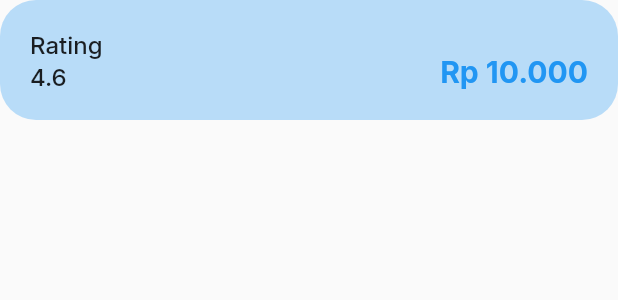
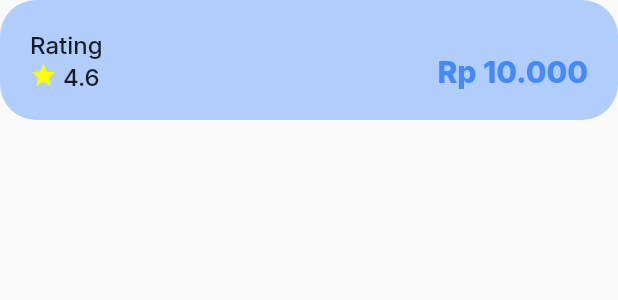
Before and after one commit to riyhs/jelajah-solo, a Flutter app: what cardDetailSection() shows on an empty page, opened directly with sample values from the repository, on a phone screen of 412 x 824 dp. Shown: the top 300 px of the screen. Run offline on Flutter 3.47's test engine with Material 2 defaults, Android fonts, the phone set to English and light mode, and no system bars; our stand-ins replace carousel_slider, draggable_home; missing offline and left inert: flutter_web_frame; network calls fail.

Commit message:
add star icon

```diff
--- a/lib/detail_screen.dart
+++ b/lib/detail_screen.dart
@@ -1,9 +1,8 @@
-import 'dart:ui';
-
 import 'package:draggable_home/draggable_home.dart';
 import 'package:flutter/material.dart';
 import 'package:tempat_wisata/source.dart';
 import 'package:carousel_slider/carousel_slider.dart';
+import 'package:flutter_web_frame/flutter_web_frame.dart';
 import 'package:url_launcher/url_launcher.dart';
 
 class DetailScreen extends StatelessWidget {
@@ -29,6 +28,8 @@ class DetailPage extends StatelessWidget {
 
   @override
   Widget build(BuildContext context) {
+    return FlutterWebFrame(
+      builder: (context) {
         return DraggableHome(
           title: const Text("Detail"),
           headerWidget: headerWidget(context, place),
@@ -42,6 +43,10 @@ class DetailPage extends StatelessWidget {
           fullyStretchable: false,
           backgroundColor: Colors.white,
           appBarColor: Colors.black,
+        );
+    },
+      maximumSize: const Size(400.0, 812.0),
+      backgroundColor: Colors.grey,
     );
   }
 }
@@ -109,7 +114,10 @@ Widget topDetailSection(TourismPlace place) {
             const SizedBox(height: 8,),
             Text(
               place.location,
-              style: const TextStyle(fontSize: 16),
+              style: const TextStyle(
+                fontSize: 16,
+                color: Colors.black54,
+              ),
             ),
           ],
         ),
@@ -128,7 +136,7 @@ Widget cardDetailSection(TourismPlace place) {
           decoration: BoxDecoration(
             boxShadow: [
               BoxShadow(
-                color: Colors.blue.withOpacity(0.30),
+                color: Colors.blueAccent.withOpacity(0.40),
               )
             ],
             borderRadius: BorderRadius.circular(24),
@@ -150,6 +158,15 @@ Widget cardDetailSection(TourismPlace place) {
                         ),
                       ),
                       const SizedBox(height: 2),
+                      Row(
+                        children: [
+                          const Icon(
+                            Icons.star,
+                            color: Colors.yellowAccent,
+                            size: 18.0,
+                            semanticLabel: 'Rating star',
+                          ),
+                          const SizedBox(width: 4,),
                           Text(
                             place.rating.toString(),
                             style: const TextStyle(
@@ -157,6 +174,8 @@ Widget cardDetailSection(TourismPlace place) {
                                 fontWeight: FontWeight.w500,
                                 color: Colors.black87
                             ),
+                          ),
+                        ],
                       ),
                     ],
                   ),
@@ -170,8 +189,8 @@ Widget cardDetailSection(TourismPlace place) {
                         place.ticketPrice,
                         style: const TextStyle(
                             fontSize: 20,
-                            fontWeight: FontWeight.bold,
-                            color: Colors.blue
+                            fontWeight: FontWeight.w800,
+                            color: Colors.blueAccent
                         ),
                       ),
                     ],
--- a/lib/source.dart
+++ b/lib/source.dart
@@ -128,9 +128,9 @@ var tourismPlaceList = [
     ticketPrice: '25.000',
     imageAsset: 'images/Waduk_Cengklik.jpg',
     imageUrls: [
-      'https://garuda.industry.co.id/uploads/berita/detail/48841.jpg',
       'https://cdn-2.tstatic.net/travel/foto/bank/images/waduk-cengklik-park-di-boyolali-1.jpg',
       'https://asset.kompas.com/crops/dMEa6zu7tyxXXrQLzoKR5pW_5do=/0x0:780x520/750x500/data/photo/2019/06/20/3151082006.jpg',
+      'https://garuda.industry.co.id/uploads/berita/detail/48841.jpg',
     ],
     mapUrl: "https://goo.gl/maps/MMS9WNSd2U64Tqpu5",
     rating: 4.3,
--- a/pubspec.yaml
+++ b/pubspec.yaml
@@ -39,6 +39,7 @@ dependencies:
   draggable_home: ^1.0.2
   carousel_slider: ^4.2.1
   url_launcher: ^6.1.7
+  flutter_web_frame: ^0.0.3
 
 dev_dependencies:
   flutter_launcher_icons: ^0.11.0
```
Also changed, not shown: lib/main.dart (+7 -0 lines), assets/images/cloudySky.jpg (deleted), assets/images/cloudySky2.jpg (deleted), assets/images/macosWalppaper.jpg (deleted), pubspec.lock, 16 other files. Lines whose indentation alone changed are shown as unchanged.
